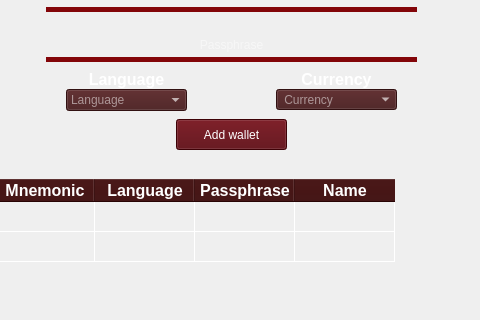
Before: the Qt Designer form AppGUI/add_external_wallets.ui in dragomir-am/WalletManager, drawn with Qt 5; both pictures show x 244 to 724 and y 173 to 493 of the 935 by 616 pixel window.
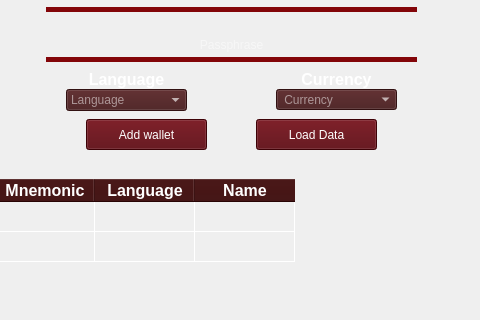
After: the same form once the commit is applied. The open tabs and pages were chosen to show the change. Icons and pictures are not drawn.

Patch:
```diff
--- a/AppGUI/add_external_wallets.ui
+++ b/AppGUI/add_external_wallets.ui
@@ -575,17 +575,6 @@
        </font>
       </property>
      </column>
-     <column>
-      <property name="text">
-       <string>Passphrase</string>
-      </property>
-      <property name="font">
-       <font>
-        <pointsize>12</pointsize>
-        <bold>true</bold>
-       </font>
-      </property>
-     </column>
      <column>
       <property name="text">
        <string>Name</string>
@@ -722,9 +711,9 @@
     <widget class="QPushButton" name="ehd_add_btn">
      <property name="geometry">
       <rect>
-       <x>420</x>
+       <x>330</x>
        <y>260</y>
-       <width>111</width>
+       <width>121</width>
        <height>31</height>
       </rect>
      </property>
@@ -983,6 +972,24 @@
       <string/>
      </property>
     </widget>
+    <widget class="QPushButton" name="ehd_load_btn">
+     <property name="geometry">
+      <rect>
+       <x>500</x>
+       <y>260</y>
+       <width>121</width>
+       <height>31</height>
+      </rect>
+     </property>
+     <property name="styleSheet">
+      <string notr="true">background-color:rgb(86, 1, 9);
+color:rgb(255, 255, 255);
+font: 700 14pt &quot;Arial&quot;;</string>
+     </property>
+     <property name="text">
+      <string>Load Data</string>
+     </property>
+    </widget>
     <zorder>label_2</zorder>
     <zorder>ehd_tableWidget</zorder>
     <zorder>ehd_language_comboBox</zorder>
```
Left out of the diff: 60 changed lines with no effect on the pictures.
